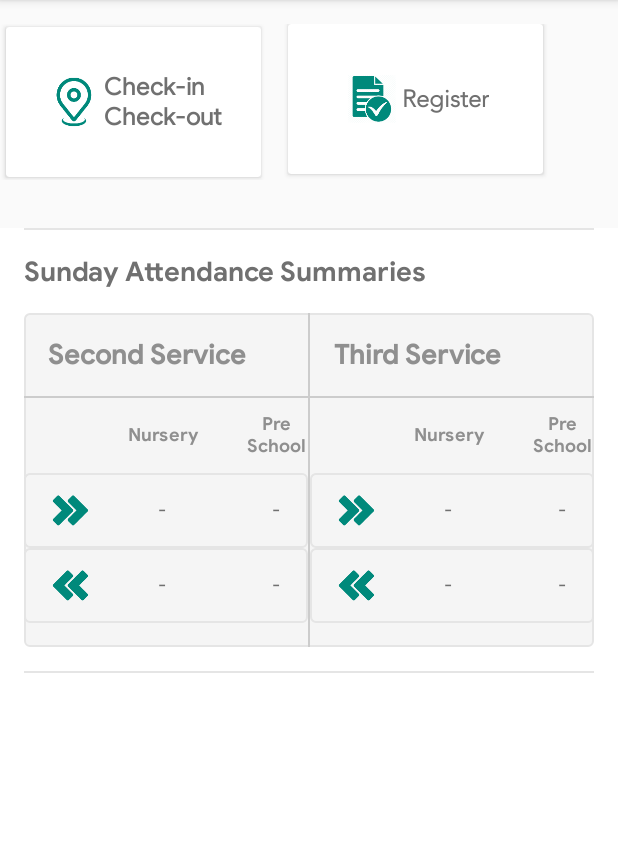
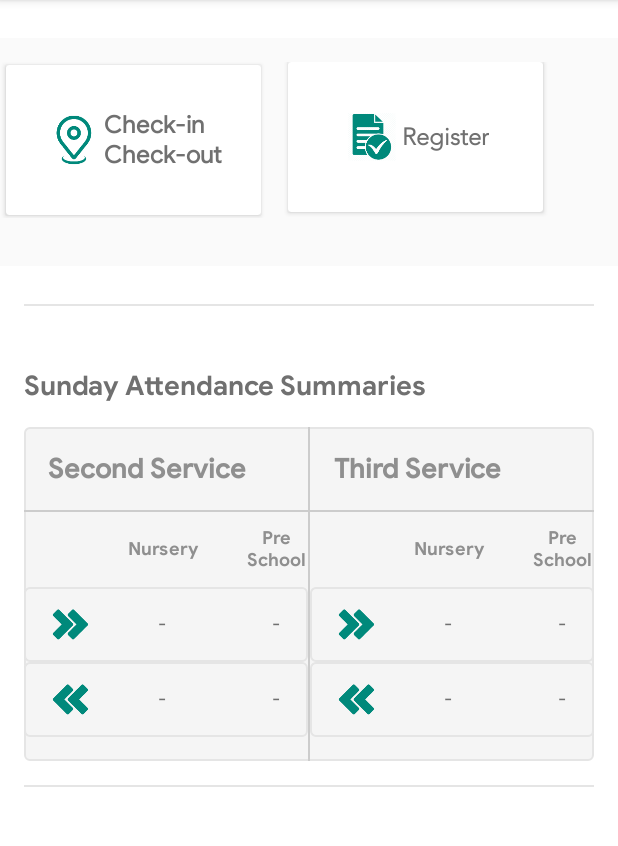
Before and after one commit to issyzac/OceanKids, an Android app: the screen it shows after launch once a user with an empty profile is signed in (MainActivity), on a phone screen of 412 x 824 dp, the part 84-930 px from its top. Run offline under Robolectric (Android 15) with nearby library versions, the phone set to English and light mode, and no system bars; our stand-ins replace Firebase (no records; nobody signed in at launch, a user with empty details on screens opened directly), Room's generated code; libraries missing offline, so code that uses them is left out: com.androidhuman.rxfirebase2; 1 statement that could not run was skipped.

Commit message:
(Chore): UI cleanup

```diff
--- a/app/src/main/res/layout/activity_main.xml
+++ b/app/src/main/res/layout/activity_main.xml
@@ -64,6 +64,7 @@
                 android:layout_width="match_parent"
                 android:layout_height="wrap_content"
                 android:orientation="vertical"
+                android:layout_marginTop="25dp"
                 android:background="@color/grey_050">
 
                 <LinearLayout
@@ -163,6 +164,7 @@
                 android:layout_marginBottom="16dp"
                 android:layout_marginLeft="16dp"
                 android:layout_marginRight="16dp"
+                android:layout_marginTop="25dp"
                 android:background="@color/card_separator"/>
 
             <TextView
@@ -170,6 +172,7 @@
                 android:layout_height="wrap_content"
                 android:layout_marginLeft="16dp"
                 android:text="Sunday Attendance Summaries"
+                android:layout_marginTop="25dp"
                 android:textColor="@color/card_title_text"
                 android:fontFamily="@font/google_sans_bold"
                 android:textStyle="bold"
```
